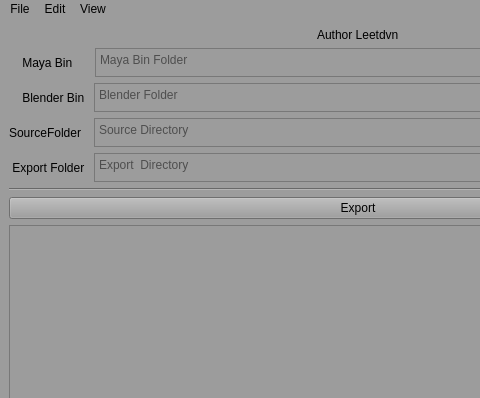
Above: src/mainwindow.ui from leetdvn/LeeAutoExportFBX before the change; both pictures show x 0 to 480 and y 0 to 398 of the 716 by 481 pixel window. Below: the same form after it.
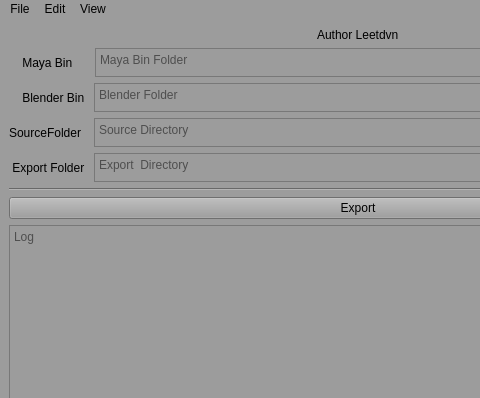
That is the form after the change.

```diff
--- a/src/mainwindow.ui
+++ b/src/mainwindow.ui
@@ -219,7 +219,14 @@
        </widget>
       </item>
       <item>
-       <widget class="QPlainTextEdit" name="LeeLog"/>
+       <widget class="QPlainTextEdit" name="LeeLog">
+        <property name="enabled">
+         <bool>false</bool>
+        </property>
+        <property name="placeholderText">
+         <string>Log</string>
+        </property>
+       </widget>
       </item>
       <item>
        <widget class="QProgressBar" name="progressBar">
```
Left out of the diff: 6 changed lines with no effect on the pictures.
